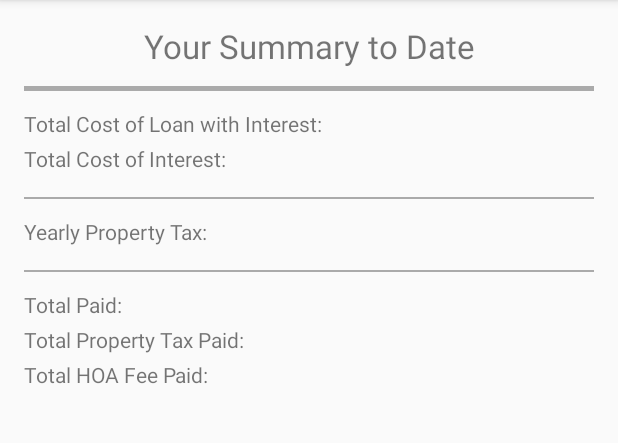
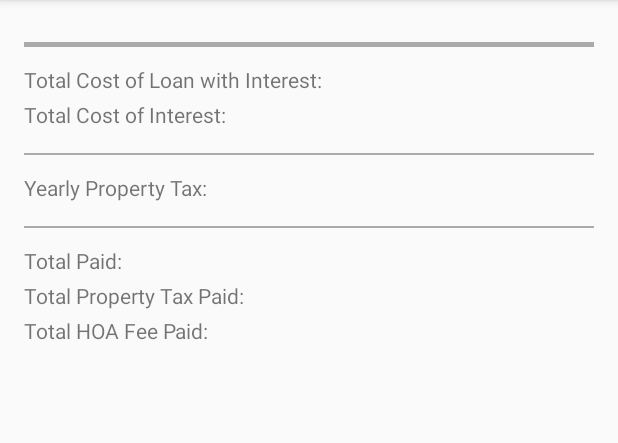
Before and after one commit to montyms/Mortgage-calculator-Monty, an Android app: the mortSumActivity screen opened directly, with no data from a screen before it, on a phone screen of 412 x 824 dp, the part 84-527 px from its top. Run offline under Robolectric (Android 15) with nearby library versions, the phone set to English and light mode, and no system bars.

Commit message:
please push

```diff
--- a/app/src/main/res/layout/activity_mort_sum.xml
+++ b/app/src/main/res/layout/activity_mort_sum.xml
@@ -11,20 +11,6 @@
     tools:context="com.example.michaelmonty.mortgage_calculator_monty.MainActivity"
     android:orientation="vertical">
 
-    <LinearLayout
-        android:layout_width="match_parent"
-        android:layout_height="wrap_content"
-        android:orientation="horizontal">
-
-        <TextView
-            android:layout_width="match_parent"
-            android:layout_height="wrap_content"
-            android:textAlignment="center"
-            android:text="@string/summaryMessage"
-            android:textSize="22sp"
-            android:id="@+id/summaryText"/>
-
-    </LinearLayout>
 
     <View
         android:layout_marginTop="12dp"
--- a/app/src/main/res/values/strings.xml
+++ b/app/src/main/res/values/strings.xml
@@ -1,8 +1,6 @@
 <resources>
     <string name="app_name">Mortgage-calculator-monty</string>
     <string name="errorMessage">Please enter a value into every field.</string>
-    <string name="summaryMessage">Your Summary to Date</string>
-    <string name="monthlySummaryMessage">Your Monthly Payment Summary</string>
     <string name="home_val">Home Value: </string>
     <string name="loan_val">Loan Amount: </string>
     <string name="interest">Interest Rate: </string>
```
Also changed, not shown: app/src/main/res/layout/activity_pay_sum.xml (+0 -13 lines).
